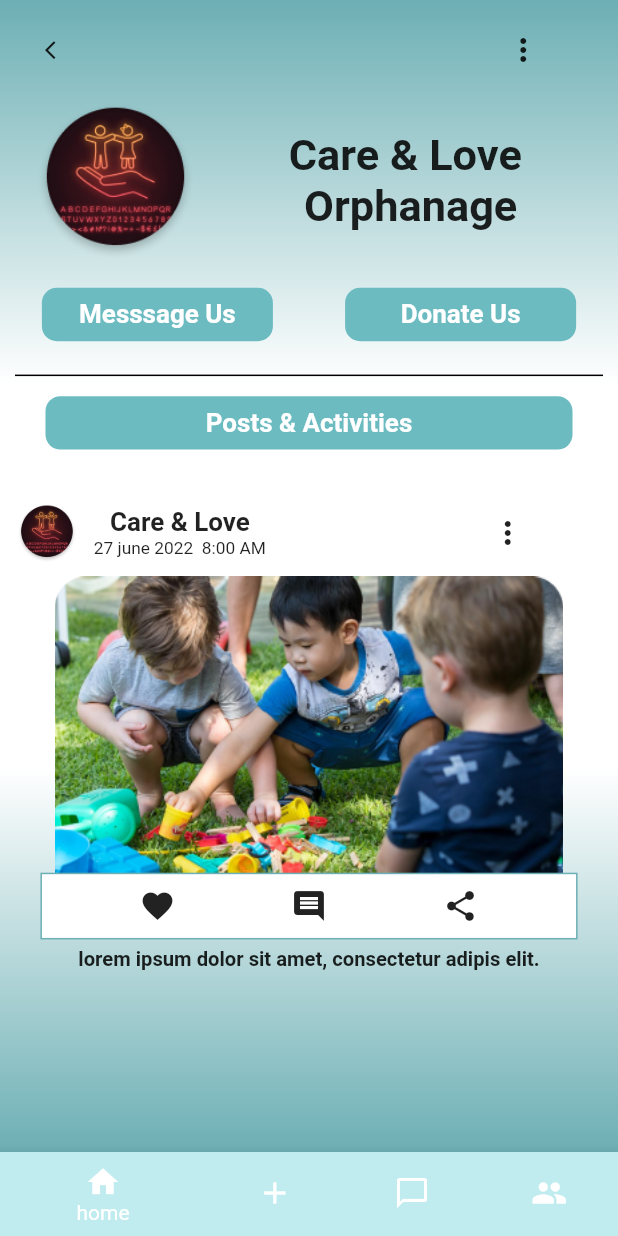
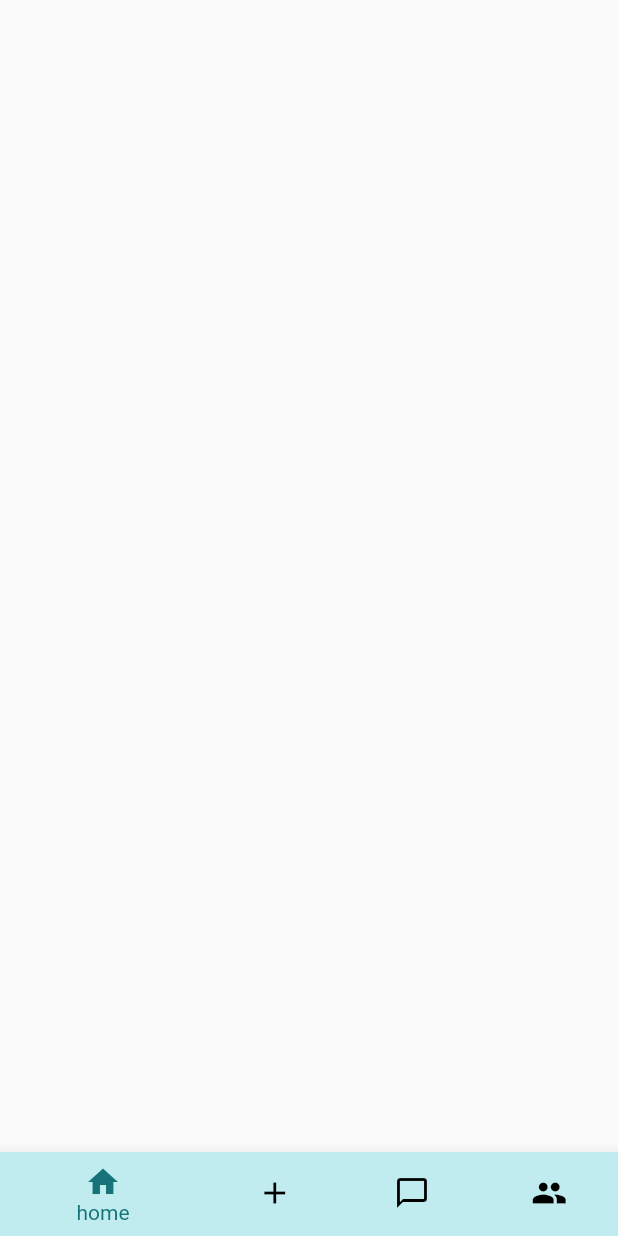
Before and after one commit to hackslash-nitp/cura, a Flutter app: the screen it shows after launch, on a phone screen of 412 x 824 dp. Run offline on Flutter 3.47's test engine with Material 2 defaults, Android fonts, the phone set to English and light mode, and no system bars; our stand-ins replace anim_search_bar, carousel_slider, cloud_firestore, file_picker, firebase_auth, firebase_core and 4 more; accounts and stored records are empty.

Commit message:
added navigation bar in shared folder

```diff
--- a/lib/main.dart
+++ b/lib/main.dart
@@ -1,6 +1,7 @@
 import 'package:cura/individual/home_page_individual.dart';
 import 'package:cura/organization/organisation-profile.dart';
 import 'package:cura/organization/postfeed.dart';
+import 'package:cura/shared/widgets/navigation-bar.dart';
 import 'package:cura/startup_screens/preview_page.dart';
 import 'package:firebase_core/firebase_core.dart';
 import 'package:flutter/material.dart';
@@ -27,7 +28,7 @@ class ScreenDecider extends StatelessWidget {
       ),
       debugShowCheckedModeBanner: false,
       home: auth.getCurrentUser() == null
-          ? const organisationprofile() // directly access by substituting in place of PreviewPage()
+          ? const navigationbar() // directly access by substituting in place of PreviewPage()
           : const HomePageIndividual(),
     );
   }
--- a/lib/organization/organisation-profile.dart
+++ b/lib/organization/organisation-profile.dart
@@ -128,22 +128,18 @@ class _organisationprofile extends State<organisationprofile> {
                     SizedBox(
                       height: 20.h,
                     ),
-
-
-
-
                     const Divider(
                       thickness: 1, // thickness of the line
                       indent: 10, // empty space to the leading edge of divider.
-   endIndent: 10, // empty space to the trailing edge of the divider.
-   color: Colors.black, // The color to use when painting the line.
+                      endIndent:
+                          10, // empty space to the trailing edge of the divider.
+                      color: Colors
+                          .black, // The color to use when painting the line.
                       height: 10, // The divider's height extent.
                     ),
-
                     SizedBox(
                       height: 10.h,
                     ),
-
                     Column(
                       children: [
                         Container(
@@ -252,7 +248,10 @@ class _organisationprofile extends State<organisationprofile> {
                   ]),
                 ),
               )),
-              bottomNavigationBar: BottomNavigationBar(items: [
+              bottomNavigationBar: BottomNavigationBar(
+                  selectedItemColor: Color.fromARGB(255, 22, 115, 121),
+                  unselectedItemColor: Colors.black,
+                  items: [
                     BottomNavigationBarItem(
                       icon: Icon(Icons.home),
                       label: 'home',
--- a/lib/organization/postfeed.dart
+++ b/lib/organization/postfeed.dart
@@ -211,6 +211,8 @@ class _postfeedState extends State<postfeed> {
                 ),
               )),
               bottomNavigationBar: BottomNavigationBar(
+                  selectedItemColor: Color.fromARGB(255, 22, 115, 121),
+                  unselectedItemColor: Colors.black,
                   items: [
                     BottomNavigationBarItem(
                       icon: Icon(Icons.home),
--- /dev/null
+++ b/lib/shared/widgets/navigation-bar.dart
@@ -0,0 +1,41 @@
+import 'package:flutter/material.dart';
+
+class navigationbar extends StatefulWidget {
+  const navigationbar({Key? key}) : super(key: key);
+
+  @override
+  State<navigationbar> createState() => _navigationbarState();
+}
+
+class _navigationbarState extends State<navigationbar> {
+  @override
+  Widget build(BuildContext context) {
+    return (Scaffold(
+      bottomNavigationBar: BottomNavigationBar(
+          selectedItemColor: Color.fromARGB(255, 22, 115, 121),
+          unselectedItemColor: Colors.black,
+          items: [
+            BottomNavigationBarItem(
+              icon: Icon(Icons.home),
+              label: 'home',
+              backgroundColor: Color.fromARGB(255, 193, 236, 239),
+            ),
+            BottomNavigationBarItem(
+              icon: Icon(Icons.add),
+              label: 'add',
+              backgroundColor: Color.fromARGB(255, 193, 236, 239),
+            ),
+            BottomNavigationBarItem(
+              icon: const Icon(Icons.chat_bubble_outline),
+              label: 'chat',
+              backgroundColor: Color.fromARGB(255, 193, 236, 239),
+            ),
+            BottomNavigationBarItem(
+              icon: Icon(Icons.people),
+              label: 'profile',
+              backgroundColor: Color.fromARGB(255, 193, 236, 239),
+            ),
+          ]),
+    ));
+  }
+}
```
Also changed, not shown: pubspec.yaml (+13 -21 lines), pubspec.lock. Lines whose indentation alone changed are shown as unchanged.
